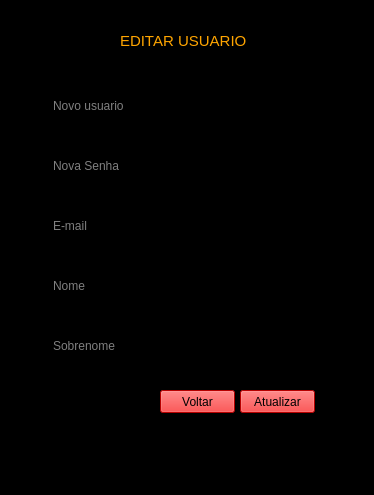
First picture: the form in paginas/editar_usuario.ui, repository edsay12/Projeto_Introdu-ao_A_Progama-oa, before the edit.
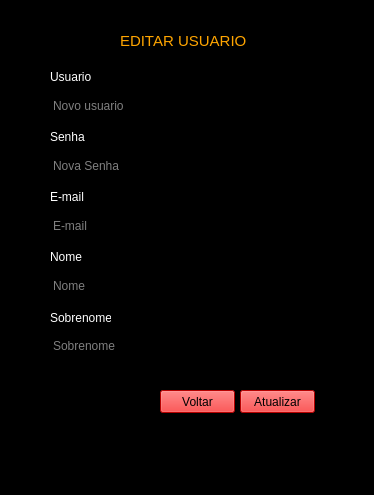
Second picture: the form after the edit.

The edit to the form file:
```diff
--- a/paginas/editar_usuario.ui
+++ b/paginas/editar_usuario.ui
@@ -164,6 +164,86 @@
      <string>Voltar</string>
     </property>
    </widget>
+   <widget class="QLabel" name="label_2">
+    <property name="geometry">
+     <rect>
+      <x>50</x>
+      <y>70</y>
+      <width>47</width>
+      <height>13</height>
+     </rect>
+    </property>
+    <property name="styleSheet">
+     <string notr="true">color:white;background-color:none</string>
+    </property>
+    <property name="text">
+     <string>Usuario</string>
+    </property>
+   </widget>
+   <widget class="QLabel" name="label_3">
+    <property name="geometry">
+     <rect>
+      <x>50</x>
+      <y>130</y>
+      <width>47</width>
+      <height>13</height>
+     </rect>
+    </property>
+    <property name="styleSheet">
+     <string notr="true">color:white;background-color:none</string>
+    </property>
+    <property name="text">
+     <string>Senha</string>
+    </property>
+   </widget>
+   <widget class="QLabel" name="label_4">
+    <property name="geometry">
+     <rect>
+      <x>50</x>
+      <y>190</y>
+      <width>47</width>
+      <height>13</height>
+     </rect>
+    </property>
+    <property name="styleSheet">
+     <string notr="true">color:white;background-color:none</string>
+    </property>
+    <property name="text">
+     <string>E-mail</string>
+    </property>
+   </widget>
+   <widget class="QLabel" name="label_5">
+    <property name="geometry">
+     <rect>
+      <x>50</x>
+      <y>250</y>
+      <width>47</width>
+      <height>13</height>
+     </rect>
+    </property>
+    <property name="styleSheet">
+     <string notr="true">color:white;background-color:none</string>
+    </property>
+    <property name="text">
+     <string>Nome</string>
+    </property>
+   </widget>
+   <widget class="QLabel" name="label_6">
+    <property name="geometry">
+     <rect>
+      <x>50</x>
+      <y>310</y>
+      <width>61</width>
+      <height>16</height>
+     </rect>
+    </property>
+    <property name="styleSheet">
+     <string notr="true">color:white;background-color:none</string>
+    </property>
+    <property name="text">
+     <string>Sobrenome</string>
+    </property>
+   </widget>
   </widget>
   <widget class="QMenuBar" name="menubar">
    <property name="geometry">
```
